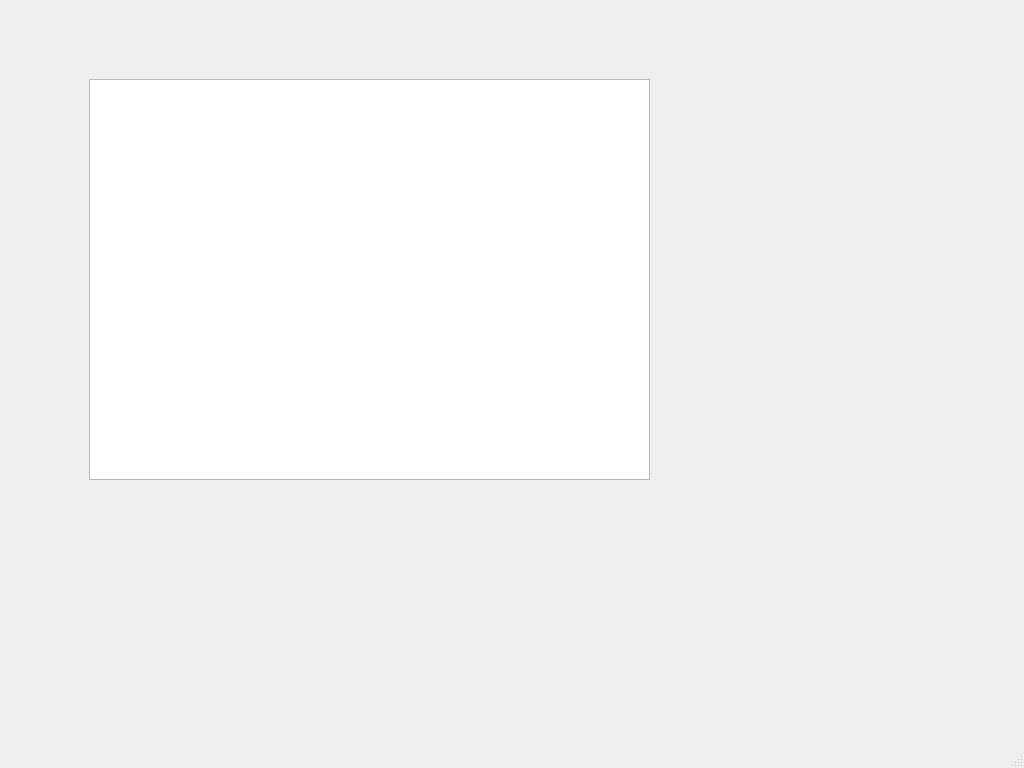
Before: the Qt Designer form src/guiMode/MainWindow.ui in Flk427/clonehunter, drawn with Qt 5.
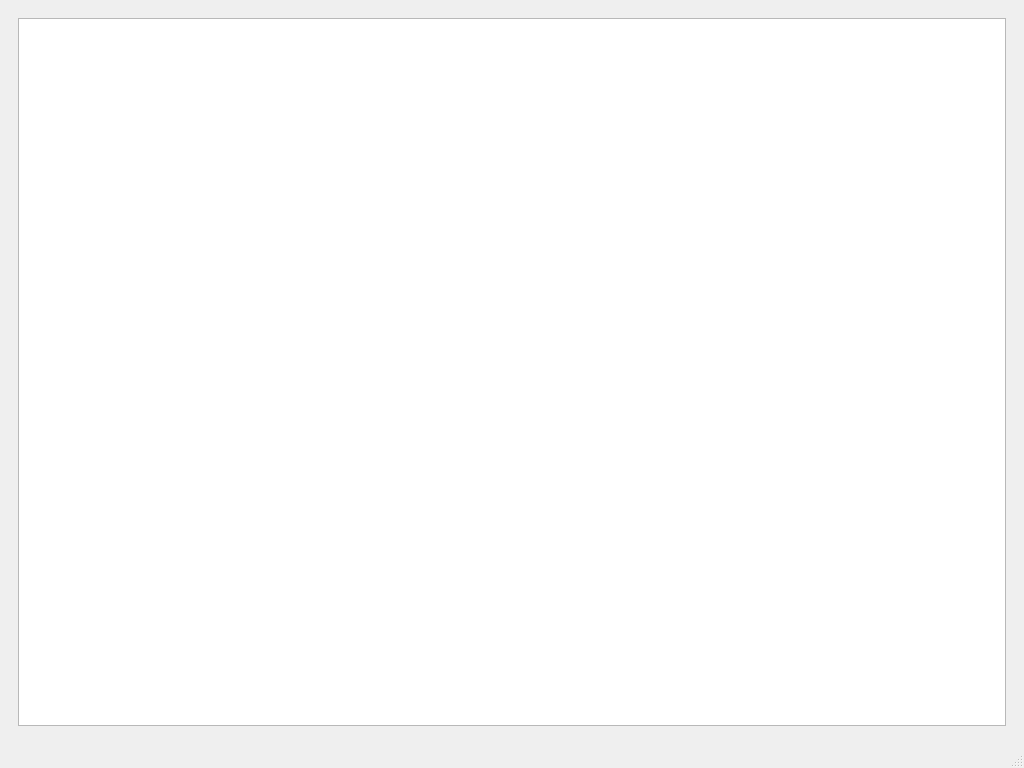
After: the same form once the commit is applied. The open tabs and pages were chosen to show the change. Custom widgets are drawn as their Qt base class.

Commit message: duplicates list tooltip delegate

Diff of the .ui file:
```diff
--- a/src/guiMode/MainWindow.ui
+++ b/src/guiMode/MainWindow.ui
@@ -98,16 +98,11 @@
        </layout>
       </widget>
       <widget class="QWidget" name="page_2">
-       <widget class="FilesDecisionListView" name="treeView">
-        <property name="geometry">
-         <rect>
-          <x>80</x>
-          <y>70</y>
-          <width>561</width>
-          <height>401</height>
-         </rect>
-        </property>
-       </widget>
+       <layout class="QVBoxLayout" name="verticalLayout_3">
+        <item>
+         <widget class="FilesDecisionListView" name="treeView"/>
+        </item>
+       </layout>
       </widget>
      </widget>
     </item>
```
Left out of the diff: 2 changed lines with no effect on the pictures. The commit also changes 3 other files.
